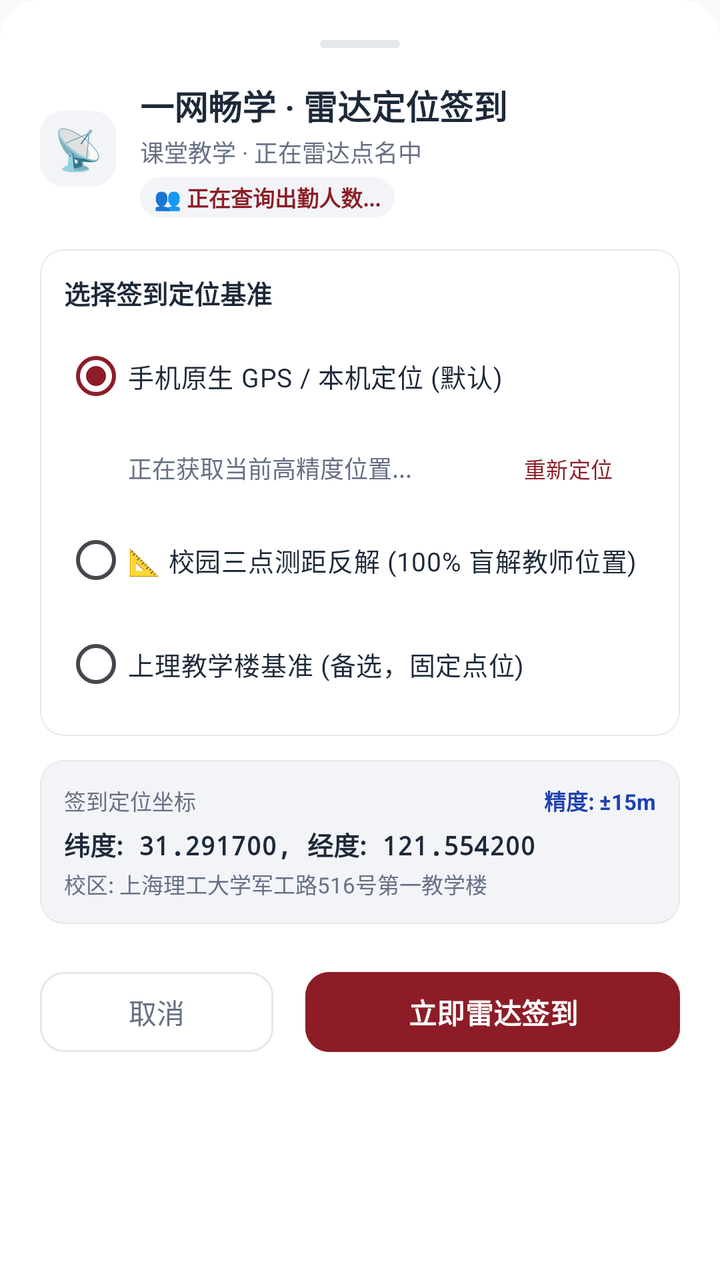
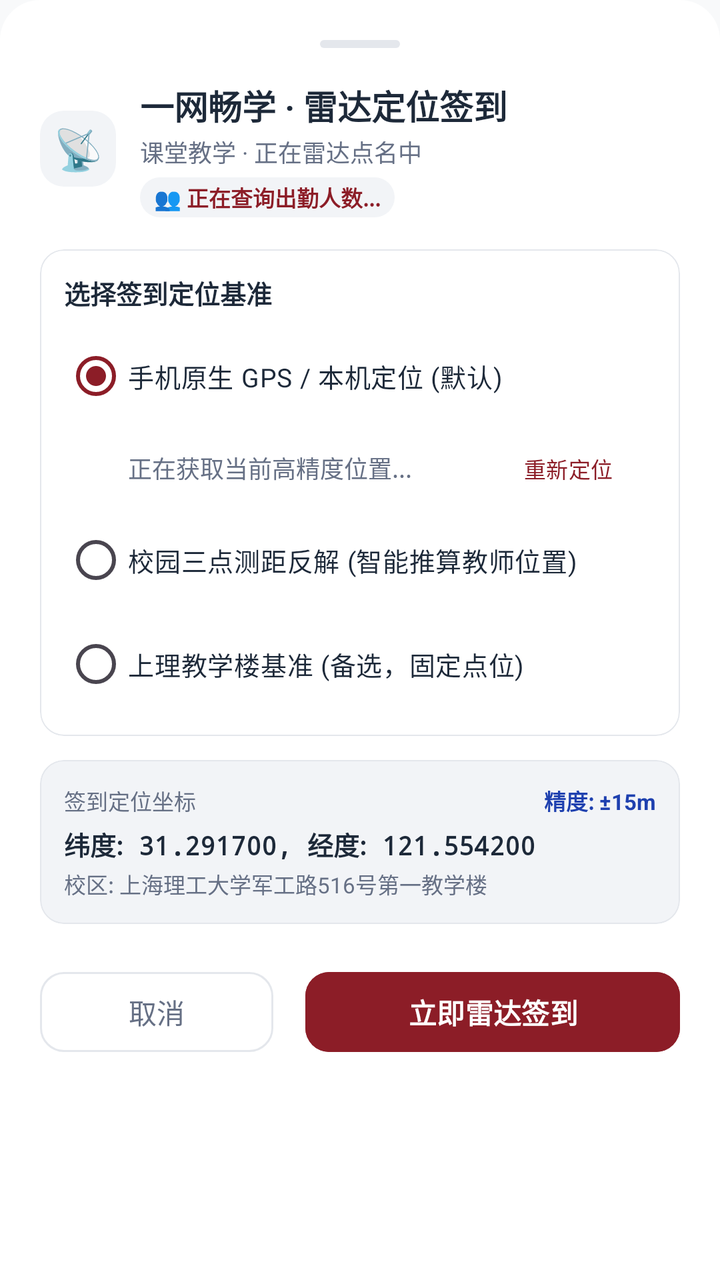

Two renders of the same Android screen: before a commit and after it. Below are the layout's source before the change and the commit's diff.
<!-- AndroidManifest.xml: application theme Theme.UsstJwgl -->
<!-- res/layout/dialog_radar_rollcall.xml -->
<?xml version="1.0" encoding="utf-8"?>
<LinearLayout xmlns:android="http://schemas.android.com/apk/res/android"
    xmlns:app="http://schemas.android.com/apk/res-auto"
    xmlns:tools="http://schemas.android.com/tools"
    android:layout_width="match_parent"
    android:layout_height="wrap_content"
    android:background="@drawable/bg_sheet_dialog"
    android:orientation="vertical"
    android:padding="20dp">

    
    <View
        android:layout_width="40dp"
        android:layout_height="4dp"
        android:layout_gravity="center_horizontal"
        android:layout_marginBottom="16dp"
        android:background="@drawable/bg_bottom_sheet_handle" />

    
    <LinearLayout
        android:layout_width="match_parent"
        android:layout_height="wrap_content"
        android:gravity="center_vertical"
        android:orientation="horizontal">

        <TextView
            android:layout_width="38dp"
            android:layout_height="38dp"
            android:background="@drawable/bg_badge_rounded"
            android:backgroundTint="@color/surface_variant"
            android:gravity="center"
            android:text="📡"
            android:textSize="20sp" />

        <LinearLayout
            android:layout_width="0dp"
            android:layout_height="wrap_content"
            android:layout_marginStart="12dp"
            android:layout_weight="1"
            android:orientation="vertical">

            <TextView
                android:layout_width="wrap_content"
                android:layout_height="wrap_content"
                android:text="一网畅学 · 雷达定位签到"
                android:textColor="@color/text_primary"
                android:textSize="17sp"
                android:textStyle="bold" />

            <TextView
                android:id="@+id/tvRadarCourseInfo"
                android:layout_width="wrap_content"
                android:layout_height="wrap_content"
                android:layout_marginTop="2dp"
                android:text="课堂教学 · 正在雷达点名中"
                android:textColor="@color/text_secondary"
                android:textSize="12sp" />

            
            <TextView
                android:id="@+id/tvRadarAttendanceStats"
                android:layout_width="wrap_content"
                android:layout_height="wrap_content"
                android:layout_marginTop="4dp"
                android:background="@drawable/bg_badge_rounded"
                android:backgroundTint="@color/surface_variant"
                android:paddingHorizontal="7dp"
                android:paddingVertical="2dp"
                android:text="👥 正在查询出勤人数..."
                android:textColor="@color/primary"
                android:textSize="11sp"
                android:textStyle="bold" />

        </LinearLayout>

        <TextView
            android:id="@+id/tvRadarRollcallIdBadge"
            android:layout_width="wrap_content"
            android:layout_height="wrap_content"
            android:background="@drawable/bg_badge_rounded"
            android:paddingHorizontal="8dp"
            android:paddingVertical="3dp"
            android:visibility="gone"
            android:text="ID: --"
            android:textColor="@color/text_secondary"
            android:textSize="11sp" />

    </LinearLayout>

    
    <com.google.android.material.card.MaterialCardView
        android:layout_width="match_parent"
        android:layout_height="wrap_content"
        android:layout_marginTop="16dp"
        app:cardBackgroundColor="@color/surface"
        app:cardCornerRadius="12dp"
        app:cardElevation="0dp"
        app:strokeColor="@color/border"
        app:strokeWidth="0.8dp">

        <LinearLayout
            android:layout_width="match_parent"
            android:layout_height="wrap_content"
            android:orientation="vertical"
            android:padding="12dp">

            <TextView
                android:layout_width="wrap_content"
                android:layout_height="wrap_content"
                android:text="选择签到定位基准"
                android:textColor="@color/text_primary"
                android:textSize="13sp"
                android:textStyle="bold" />

            <RadioGroup
                android:id="@+id/rgLocationMode"
                android:layout_width="match_parent"
                android:layout_height="wrap_content"
                android:layout_marginTop="8dp"
                android:orientation="vertical">

                
                <RadioButton
                    android:id="@+id/rbModeCurrentGps"
                    android:layout_width="match_parent"
                    android:layout_height="wrap_content"
                    android:checked="true"
                    android:text="手机原生 GPS / 本机定位 (默认)"
                    android:textColor="@color/text_primary"
                    android:textSize="13sp" />

                
                <LinearLayout
                    android:id="@+id/layoutGpsStatus"
                    android:layout_width="match_parent"
                    android:layout_height="wrap_content"
                    android:layout_marginStart="32dp"
                    android:layout_marginTop="4dp"
                    android:gravity="center_vertical"
                    android:orientation="horizontal">

                    <TextView
                        android:id="@+id/tvGpsStatus"
                        android:layout_width="0dp"
                        android:layout_height="wrap_content"
                        android:layout_weight="1"
                        android:text="正在获取当前高精度位置..."
                        android:textColor="@color/text_secondary"
                        android:textSize="12sp" />

                    <com.google.android.material.button.MaterialButton
                        android:id="@+id/btnRefreshGps"
                        style="@style/Widget.Material3.Button.TextButton"
                        android:layout_width="wrap_content"
                        android:layout_height="36dp"
                        android:text="重新定位"
                        android:textSize="11sp" />

                </LinearLayout>

                
                <RadioButton
                    android:id="@+id/rbModeTrilateration"
                    android:layout_width="match_parent"
                    android:layout_height="wrap_content"
                    android:layout_marginTop="4dp"
                    android:text="📐 校园三点测距反解 (100% 盲解教师位置)"
                    android:textColor="@color/text_primary"
                    android:textSize="13sp" />

                
                <LinearLayout
                    android:id="@+id/layoutTrilaterationStatus"
                    android:layout_width="match_parent"
                    android:layout_height="wrap_content"
                    android:layout_marginStart="32dp"
                    android:layout_marginTop="4dp"
                    android:gravity="center_vertical"
                    android:orientation="horizontal"
                    android:visibility="gone">

                    <TextView
                        android:id="@+id/tvTrilaterationStatus"
                        android:layout_width="0dp"
                        android:layout_height="wrap_content"
                        android:layout_weight="1"
                        android:text="点击右侧按钮开始测距反解教师位置"
                        android:textColor="@color/text_secondary"
                        android:textSize="12sp" />

                    <com.google.android.material.button.MaterialButton
                        android:id="@+id/btnStartTrilateration"
                        style="@style/Widget.Material3.Button.TextButton"
                        android:layout_width="wrap_content"
                        android:layout_height="36dp"
                        android:text="开始测距"
                        android:textSize="11sp" />

                </LinearLayout>

                
                <RadioButton
                    android:id="@+id/rbModeBuilding"
                    android:layout_width="match_parent"
                    android:layout_height="wrap_content"
                    android:layout_marginTop="4dp"
                    android:text="上理教学楼基准 (备选，固定点位)"
                    android:textColor="@color/text_primary"
                    android:textSize="13sp" />

                
                <LinearLayout
                    android:id="@+id/layoutBuildingSelector"
                    android:layout_width="match_parent"
                    android:layout_height="wrap_content"
                    android:layout_marginStart="32dp"
                    android:layout_marginTop="4dp"
                    android:layout_marginBottom="8dp"
                    android:gravity="center_vertical"
                    android:orientation="horizontal"
                    android:visibility="gone">

                    <com.google.android.material.card.MaterialCardView
                        android:layout_width="match_parent"
                        android:layout_height="40dp"
                        app:cardBackgroundColor="@color/surface_variant"
                        app:cardCornerRadius="8dp"
                        app:cardElevation="0dp"
                        app:strokeColor="@color/border"
                        app:strokeWidth="0.8dp">

                        <Spinner
                            android:id="@+id/spinnerBuildings"
                            android:layout_width="match_parent"
                            android:layout_height="match_parent"
                            android:paddingHorizontal="10dp" />

                    </com.google.android.material.card.MaterialCardView>

                </LinearLayout>

            </RadioGroup>

        </LinearLayout>

    </com.google.android.material.card.MaterialCardView>

    
    <com.google.android.material.card.MaterialCardView
        android:layout_width="match_parent"
        android:layout_height="wrap_content"
        android:layout_marginTop="12dp"
        app:cardBackgroundColor="@color/surface_variant"
        app:cardCornerRadius="12dp"
        app:cardElevation="0dp"
        app:strokeColor="@color/border"
        app:strokeWidth="0.8dp">

        <LinearLayout
            android:layout_width="match_parent"
            android:layout_height="wrap_content"
            android:orientation="vertical"
            android:padding="12dp">

            <LinearLayout
                android:layout_width="match_parent"
                android:layout_height="wrap_content"
                android:gravity="center_vertical"
                android:orientation="horizontal">

                <TextView
                    android:layout_width="0dp"
                    android:layout_height="wrap_content"
                    android:layout_weight="1"
                    android:text="签到定位坐标"
                    android:textColor="@color/text_secondary"
                    android:textSize="11sp" />

                <TextView
                    android:id="@+id/tvAccuracyTip"
                    android:layout_width="wrap_content"
                    android:layout_height="wrap_content"
                    android:text="精度: ±15m"
                    android:textColor="@color/grade_blue_text"
                    android:textSize="11sp"
                    android:textStyle="bold" />

            </LinearLayout>

            <TextView
                android:id="@+id/tvCoordinatesDisplay"
                android:layout_width="wrap_content"
                android:layout_height="wrap_content"
                android:layout_marginTop="4dp"
                android:fontFamily="monospace"
                android:text="纬度: 31.291700, 经度: 121.554200"
                android:textColor="@color/text_primary"
                android:textSize="13sp"
                android:textStyle="bold" />

            <TextView
                android:id="@+id/tvSelectedBuildingCampus"
                android:layout_width="wrap_content"
                android:layout_height="wrap_content"
                android:layout_marginTop="2dp"
                android:text="校区: 上海理工大学军工路516号第一教学楼"
                android:textColor="@color/text_secondary"
                android:textSize="11sp" />

        </LinearLayout>

    </com.google.android.material.card.MaterialCardView>

    
    <com.google.android.material.checkbox.MaterialCheckBox
        android:id="@+id/cbRadarSignAll"
        android:layout_width="match_parent"
        android:layout_height="wrap_content"
        android:layout_marginTop="10dp"
        android:text="同时为全部已保存账号签到 (独立设备码)"
        android:textColor="@color/text_secondary"
        android:textSize="12.5sp"
        android:visibility="gone" />

    
    <LinearLayout
        android:layout_width="match_parent"
        android:layout_height="wrap_content"
        android:layout_marginTop="20dp"
        android:gravity="center_vertical"
        android:orientation="horizontal">

        <com.google.android.material.button.MaterialButton
            android:id="@+id/btnCancelRadar"
            style="@style/Widget.Material3.Button.OutlinedButton"
            android:layout_width="0dp"
            android:layout_height="48dp"
            android:layout_marginEnd="8dp"
            android:layout_weight="1"
            android:text="取消"
            android:textColor="@color/text_secondary"
            app:cornerRadius="12dp"
            app:strokeColor="@color/border" />

        <FrameLayout
            android:layout_width="0dp"
            android:layout_height="48dp"
            android:layout_marginStart="8dp"
            android:layout_weight="1.6">

            <com.google.android.material.button.MaterialButton
                android:id="@+id/btnSubmitRadar"
                android:layout_width="match_parent"
                android:layout_height="match_parent"
                android:backgroundTint="@color/primary"
                android:text="立即雷达签到"
                android:textColor="@color/on_primary"
                android:textSize="14sp"
                android:textStyle="bold"
                app:cornerRadius="12dp" />

            <ProgressBar
                android:id="@+id/progressRadarSubmitting"
                android:layout_width="24dp"
                android:layout_height="24dp"
                android:layout_gravity="center"
                android:indeterminateTint="#FFFFFF"
                android:visibility="gone" />

        </FrameLayout>

    </LinearLayout>

</LinearLayout>
<!-- resources referenced by this layout -->
<resources>
  <color name="border">#E4E7EC</color>
  <color name="grade_blue_text">#1E40AF</color>
  <color name="on_primary">#FFFFFF</color>
  <color name="primary">#8C1D27</color>
  <color name="surface">#FFFFFF</color>
  <color name="surface_variant">#F2F4F7</color>
  <color name="text_primary">#1D2939</color>
  <color name="text_secondary">#667085</color>
  <!-- drawable bg_badge_rounded (drawable) -->
  <?xml version="1.0" encoding="utf-8"?>
  <shape xmlns:android="http://schemas.android.com/apk/res/android"
      android:shape="rectangle">
      <corners android:radius="12dp" />
      <solid android:color="@color/badge_bg" />
  </shape>
  <!-- drawable bg_bottom_sheet_handle (drawable) -->
  <?xml version="1.0" encoding="utf-8"?>
  <shape xmlns:android="http://schemas.android.com/apk/res/android">
      <solid android:color="@color/border" />
      <corners android:radius="2dp" />
  </shape>
  <!-- drawable bg_sheet_dialog (drawable) -->
  <?xml version="1.0" encoding="utf-8"?>
  <shape xmlns:android="http://schemas.android.com/apk/res/android"
      android:shape="rectangle">
      <solid android:color="@color/surface" />
      <corners
          android:topLeftRadius="20dp"
          android:topRightRadius="20dp"
          android:bottomLeftRadius="0dp"
          android:bottomRightRadius="0dp" />
  </shape>
  <style name="Theme.UsstJwgl" parent="Theme.Material3.DayNight.NoActionBar">
          <item name="colorPrimary">@color/primary</item>
          <item name="colorOnPrimary">@color/on_primary</item>
          <item name="colorPrimaryContainer">@color/primary_container</item>
          <item name="colorOnPrimaryContainer">@color/on_primary_container</item>
  
          <item name="colorSecondary">@color/secondary</item>
          <item name="colorSecondaryContainer">@color/secondary_container</item>
          <item name="colorOnSecondaryContainer">@color/on_secondary_container</item>
  
          <item name="android:statusBarColor">@android:color/transparent</item>
          <item name="android:windowLightStatusBar">true</item>
          <item name="android:navigationBarColor">@android:color/transparent</item>
          <item name="android:windowLightNavigationBar" tools:targetApi="o_mr1">true</item>
          <item name="android:windowBackground">@color/background</item>
  
          
          <item name="bottomNavigationStyle">@style/Widget.Material3.BottomNavigationView</item>
  
          
          <item name="materialCardViewStyle">@style/Widget.Material3.CardView.Outlined</item>
          <item name="android:forceDarkAllowed" tools:targetApi="q">false</item>
      </style>
  <color name="badge_bg">#FFDAD8</color>
  <color name="primary_container">#FFDAD8</color>
  <color name="on_primary_container">#3B080E</color>
  <color name="secondary">#775654</color>
  <color name="secondary_container">#FFDAD7</color>
  <color name="on_secondary_container">#2C1514</color>
  <color name="background">#F8F9FA</color>
</resources>

<!-- the commit's change to res/layout/dialog_radar_rollcall.xml (unified diff, before → after) -->
@@ -164,7 +164,7 @@
                     android:layout_width="match_parent"
                     android:layout_height="wrap_content"
                     android:layout_marginTop="4dp"
-                    android:text="📐 校园三点测距反解 (100% 盲解教师位置)"
+                    android:text="校园三点测距反解 (智能推算教师位置)"
                     android:textColor="@color/text_primary"
                     android:textSize="13sp" />
 
